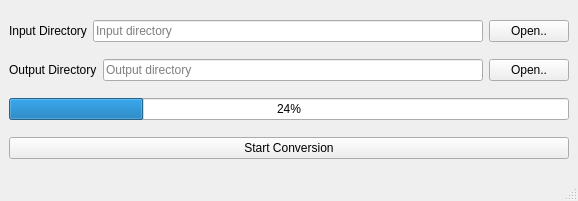
First picture: the form in ui/mainwindow.ui, repository hugbed/bayer-convert, before the edit.
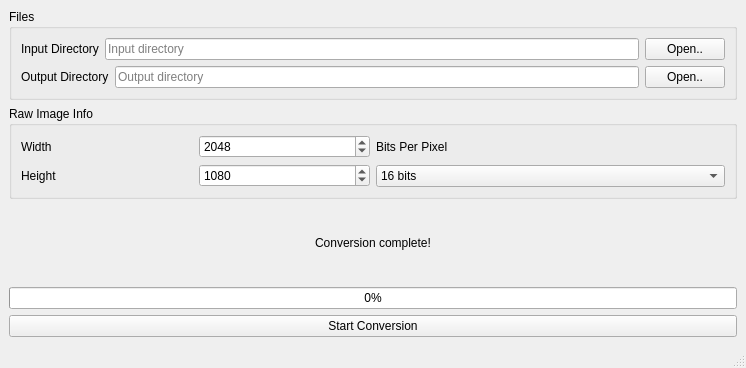
Second picture: the form after the edit.

Patch:
```diff
--- a/ui/mainwindow.ui
+++ b/ui/mainwindow.ui
@@ -6,8 +6,8 @@
    <rect>
     <x>0</x>
     <y>0</y>
-    <width>578</width>
-    <height>201</height>
+    <width>746</width>
+    <height>368</height>
    </rect>
   </property>
   <property name="windowTitle">
@@ -15,10 +15,19 @@
   </property>
   <widget class="QWidget" name="centralwidget">
    <layout class="QVBoxLayout" name="verticalLayout">
+    <property name="sizeConstraint">
+     <enum>QLayout::SetDefaultConstraint</enum>
+    </property>
+    <item>
+     <widget class="QGroupBox" name="groupBox_2">
+      <property name="title">
+       <string>Files</string>
+      </property>
+      <layout class="QVBoxLayout" name="verticalLayout_6">
     <item>
      <layout class="QHBoxLayout" name="horizontalLayout">
       <item>
-       <widget class="QLabel" name="label">
+          <widget class="QLabel" name="inputDirectoryLabel">
         <property name="text">
          <string>Input Directory</string>
         </property>
@@ -26,6 +35,12 @@
       </item>
       <item>
        <widget class="QLineEdit" name="inputDirectoryLineEdit">
+           <property name="minimumSize">
+            <size>
+             <width>500</width>
+             <height>0</height>
+            </size>
+           </property>
         <property name="toolTip">
          <string>Directory that contains raw images</string>
         </property>
@@ -71,13 +86,135 @@
       </item>
      </layout>
     </item>
+      </layout>
+     </widget>
+    </item>
+    <item>
+     <widget class="QGroupBox" name="groupBox">
+      <property name="title">
+       <string>Raw Image Info</string>
+      </property>
+      <layout class="QGridLayout" name="gridLayout">
+       <item row="0" column="0">
+        <layout class="QHBoxLayout" name="horizontalLayout_4">
+         <item>
+          <layout class="QVBoxLayout" name="verticalLayout_4">
+           <item>
+            <layout class="QHBoxLayout" name="horizontalLayout_6">
+             <property name="sizeConstraint">
+              <enum>QLayout::SetMinimumSize</enum>
+             </property>
+             <item>
+              <widget class="QLabel" name="widthLabel">
+               <property name="sizePolicy">
+                <sizepolicy hsizetype="Preferred" vsizetype="Minimum">
+                 <horstretch>0</horstretch>
+                 <verstretch>0</verstretch>
+                </sizepolicy>
+               </property>
+               <property name="minimumSize">
+                <size>
+                 <width>0</width>
+                 <height>0</height>
+                </size>
+               </property>
+               <property name="text">
+                <string>Width</string>
+               </property>
+               <property name="scaledContents">
+                <bool>false</bool>
+               </property>
+              </widget>
+             </item>
+             <item>
+              <widget class="QSpinBox" name="widthSpinBox">
+               <property name="maximum">
+                <number>20048</number>
+               </property>
+               <property name="value">
+                <number>2048</number>
+               </property>
+              </widget>
+             </item>
+            </layout>
+           </item>
+           <item>
+            <layout class="QHBoxLayout" name="horizontalLayout_7">
+             <property name="sizeConstraint">
+              <enum>QLayout::SetMinimumSize</enum>
+             </property>
+             <item>
+              <widget class="QLabel" name="heightLabel">
+               <property name="sizePolicy">
+                <sizepolicy hsizetype="Preferred" vsizetype="Minimum">
+                 <horstretch>0</horstretch>
+                 <verstretch>0</verstretch>
+                </sizepolicy>
+               </property>
+               <property name="text">
+                <string>Height</string>
+               </property>
+              </widget>
+             </item>
+             <item>
+              <widget class="QSpinBox" name="heightSpinBox">
+               <property name="maximum">
+                <number>20048</number>
+               </property>
+               <property name="value">
+                <number>1080</number>
+               </property>
+              </widget>
+             </item>
+            </layout>
+           </item>
+          </layout>
+         </item>
+         <item>
+          <layout class="QVBoxLayout" name="verticalLayout_5">
+           <item>
+            <widget class="QLabel" name="label">
+             <property name="text">
+              <string>Bits Per Pixel</string>
+             </property>
+            </widget>
+           </item>
+           <item>
+            <widget class="QComboBox" name="bytesPerPixelCombo">
+             <item>
+              <property name="text">
+               <string>16 bits</string>
+              </property>
+             </item>
+            </widget>
+           </item>
+          </layout>
+         </item>
+        </layout>
+       </item>
+      </layout>
+     </widget>
+    </item>
+    <item>
+     <widget class="QLabel" name="completeLabel">
+      <property name="visible">
+       <bool>true</bool>
+      </property>
+      <property name="text">
+       <string>Conversion complete!</string>
+      </property>
+      <property name="alignment">
+       <set>Qt::AlignCenter</set>
+      </property>
+     </widget>
+    </item>
     <item>
      <widget class="QProgressBar" name="progressBar">
       <property name="enabled">
        <bool>true</bool>
       </property>
       <property name="value">
-       <number>24</number>
+       <number>0</number>
       </property>
      </widget>
     </item>
```
Left out of the diff: 15 changed lines with no effect on the pictures. Lines whose indentation alone changed are shown as unchanged.
